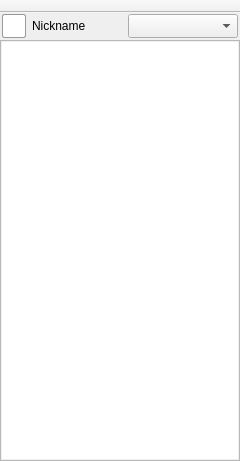
Qt form src/gui/form_Main.ui (vituperative/i2pchat) before a commit.
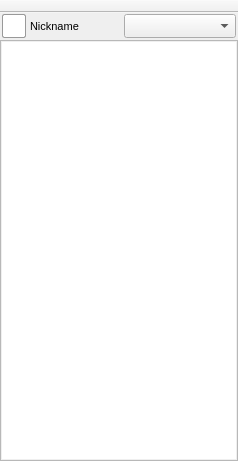
The same form after that commit. Icons and pictures are not drawn.

Commit message: More horizontal shrinkage on main window

Patch:
```diff
--- a/src/gui/form_Main.ui
+++ b/src/gui/form_Main.ui
@@ -6,19 +6,19 @@
    <rect>
     <x>0</x>
     <y>0</y>
-    <width>240</width>
+    <width>238</width>
     <height>461</height>
    </rect>
   </property>
   <property name="minimumSize">
    <size>
-    <width>240</width>
+    <width>238</width>
     <height>0</height>
    </size>
   </property>
   <property name="maximumSize">
    <size>
-    <width>240</width>
+    <width>238</width>
     <height>16777215</height>
    </size>
   </property>
@@ -56,13 +56,13 @@
      <widget class="QListWidget" name="listWidget">
       <property name="minimumSize">
        <size>
-        <width>240</width>
+        <width>238</width>
         <height>0</height>
        </size>
       </property>
       <property name="maximumSize">
        <size>
-        <width>240</width>
+        <width>238</width>
         <height>16777215</height>
        </size>
       </property>
@@ -144,13 +144,13 @@
       </property>
       <property name="minimumSize">
        <size>
-        <width>240</width>
+        <width>238</width>
         <height>31</height>
        </size>
       </property>
       <property name="maximumSize">
        <size>
-        <width>240</width>
+        <width>238</width>
         <height>31</height>
        </size>
       </property>
@@ -185,15 +185,12 @@
         <number>1</number>
        </property>
        <property name="rightMargin">
-        <number>3</number>
+        <number>2</number>
        </property>
        <property name="bottomMargin">
         <number>2</number>
        </property>
-       <property name="horizontalSpacing">
-        <number>6</number>
-       </property>
-       <property name="verticalSpacing">
+       <property name="spacing">
         <number>4</number>
        </property>
        <item row="0" column="0" alignment="Qt::AlignLeft|Qt::AlignVCenter">
@@ -244,13 +241,13 @@
          </property>
          <property name="minimumSize">
           <size>
-           <width>110</width>
+           <width>112</width>
            <height>24</height>
           </size>
          </property>
          <property name="maximumSize">
           <size>
-           <width>110</width>
+           <width>112</width>
            <height>24</height>
           </size>
          </property>
@@ -295,12 +292,15 @@
          </property>
          <property name="font">
           <font>
-           <pointsize>9</pointsize>
+           <pointsize>8</pointsize>
           </font>
          </property>
          <property name="text">
           <string>Nickname</string>
          </property>
+         <property name="textFormat">
+          <enum>Qt::AutoText</enum>
+         </property>
          <property name="scaledContents">
           <bool>false</bool>
          </property>
@@ -338,7 +338,7 @@
    </property>
    <property name="maximumSize">
     <size>
-     <width>240</width>
+     <width>238</width>
      <height>16635</height>
     </size>
    </property>
```
